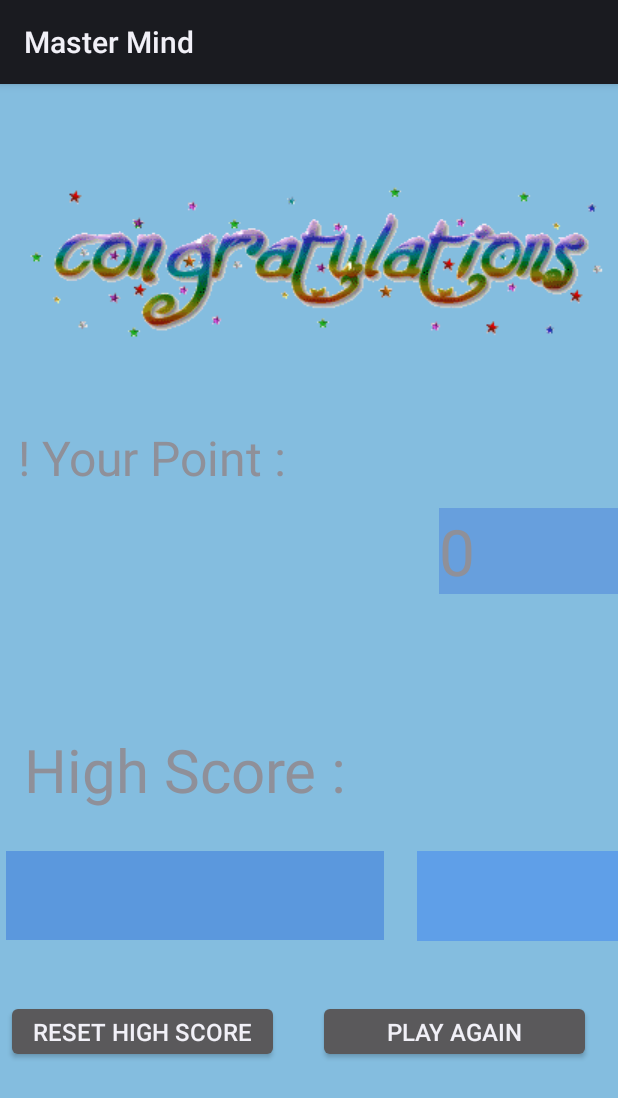
After one commit to nureddinelmas/Master-Mind-Project-with-Fragment, an Android app: the fragment ScoreFragment shown on its own in the app's theme, on a phone screen of 412 x 824 dp. The commit adds this screen. Shown: the top 1098 px of the screen. Run offline under Robolectric (Android 15) with nearby library versions, the phone set to English and light mode, and no system bars.

Commit message:
Score Fragment Added

```diff
--- a/app/build.gradle
+++ b/app/build.gradle
@@ -46,8 +46,8 @@ dependencies {
     implementation 'androidx.core:core-ktx:1.6.0'
     implementation 'androidx.appcompat:appcompat:1.3.1'
     implementation 'com.google.android.material:material:1.4.0'
-    implementation 'androidx.constraintlayout:constraintlayout:2.1.0'
-    testImplementation 'junit:junit:4.+'
+    implementation 'androidx.constraintlayout:constraintlayout:2.1.1'
+    testImplementation 'junit:junit:4.13.2'
     androidTestImplementation 'androidx.test.ext:junit:1.1.3'
     androidTestImplementation 'androidx.test.espresso:espresso-core:3.4.0'
 }
--- a/app/src/main/java/com/nureddinelmas/mastermind/PlayerIntroFragment.kt
+++ b/app/src/main/java/com/nureddinelmas/mastermind/PlayerIntroFragment.kt
@@ -8,6 +8,7 @@ import android.view.LayoutInflater
 import android.view.View
 import android.view.ViewGroup
 import androidx.navigation.Navigation
+import androidx.navigation.fragment.findNavController
 import kotlinx.android.synthetic.main.fragment_player_intro.*
 
 class PlayerIntroFragment : Fragment() {
@@ -70,7 +71,7 @@ class PlayerIntroFragment : Fragment() {
 
             inputButton.setOnClickListener {
                 val action = PlayerIntroFragmentDirections.actionPlayerIntroFragmentToTwoPlayerFragment(playerOneEditText.text.toString(),playerTwoEditText.text.toString())
-                Navigation.findNavController(it).navigate(action)
+                findNavController().navigate(action)
             }
         }
     }
--- /dev/null
+++ b/app/src/main/java/com/nureddinelmas/mastermind/ScoreFragment.kt
@@ -0,0 +1,54 @@
+package com.nureddinelmas.mastermind
+
+import android.content.Context
+import android.content.SharedPreferences
+import android.os.Bundle
+import androidx.fragment.app.Fragment
+import android.view.LayoutInflater
+import android.view.View
+import android.view.ViewGroup
+import androidx.navigation.Navigation
+import kotlinx.android.synthetic.main.fragment_score.*
+
+class ScoreFragment : Fragment() {
+
+    lateinit var sharedPreferences: SharedPreferences
+
+    var playerF : String = ""
+    var score : Int = 0
+    override fun onCreate(savedInstanceState: Bundle?) {
+        super.onCreate(savedInstanceState)
+
+    }
+
+    override fun onCreateView(
+        inflater: LayoutInflater, container: ViewGroup?,
+        savedInstanceState: Bundle?
+    ): View? {
+        arguments?.let {
+            playerF = ScoreFragmentArgs.fromBundle(it).player.toString()
+           score = ScoreFragmentArgs.fromBundle(it).score
+
+        }
+
+        return inflater.inflate(R.layout.fragment_score, container, false)
+    }
+
+    override fun onViewCreated(view: View, savedInstanceState: Bundle?) {
+        super.onViewCreated(view, savedInstanceState)
+
+
+        sharedPreferences = requireActivity().getSharedPreferences("com.nureddinelmas.mastermind", Context.MODE_PRIVATE)
+
+        textPlayerName.text = "$playerF ! Your Point :"
+        textPlayerPoint.text = "$score"
+
+
+        playAgainButton.setOnClickListener {
+            val action = ScoreFragmentDirections.actionScoreFragmentToOnePlayerFragment(playerF)
+            Navigation.findNavController(it).navigate(action)
+
+        }
+
+    }
+}
--- /dev/null
+++ b/app/src/main/res/layout/fragment_score.xml
@@ -0,0 +1,102 @@
+<?xml version="1.0" encoding="utf-8"?>
+<androidx.constraintlayout.widget.ConstraintLayout xmlns:android="http://schemas.android.com/apk/res/android"
+    xmlns:app="http://schemas.android.com/apk/res-auto"
+    xmlns:tools="http://schemas.android.com/tools"
+    android:layout_width="match_parent"
+    android:layout_height="match_parent"
+    android:background="#7ABAED"
+    android:backgroundTint="#84BDDF"
+    tools:context=".ScoreFragment">
+
+    <Button
+        android:id="@+id/playAgainButton"
+        android:layout_width="182dp"
+        android:layout_height="42dp"
+        android:layout_marginStart="212dp"
+        android:layout_marginTop="40dp"
+        android:autoSizeTextType="uniform"
+        android:text="Play Again"
+        app:layout_constraintStart_toStartOf="parent"
+        app:layout_constraintTop_toBottomOf="@+id/textHighPointName" />
+
+    <TextView
+        android:id="@+id/textHighPoint"
+        android:layout_width="134dp"
+        android:layout_height="60dp"
+        android:layout_marginTop="24dp"
+        android:autoSizeTextType="uniform"
+        android:autoText="false"
+        android:background="#5F9FE8"
+        app:layout_constraintEnd_toEndOf="parent"
+        app:layout_constraintTop_toBottomOf="@+id/textView6" />
+
+    <TextView
+        android:id="@+id/textHighPointName"
+        android:layout_width="252dp"
+        android:layout_height="59dp"
+        android:layout_marginTop="24dp"
+        android:autoSizeTextType="uniform"
+        android:autoText="false"
+        android:background="#5B98DD"
+        app:layout_constraintEnd_toStartOf="@+id/textHighPoint"
+        app:layout_constraintHorizontal_bias="0.16"
+        app:layout_constraintStart_toStartOf="parent"
+        app:layout_constraintTop_toBottomOf="@+id/textView6" />
+
+    <TextView
+        android:id="@+id/textView6"
+        android:layout_width="217dp"
+        android:layout_height="57dp"
+        android:layout_marginStart="16dp"
+        android:layout_marginTop="90dp"
+        android:autoSizeTextType="uniform"
+        android:autoText="false"
+        android:text="High Score : "
+        app:layout_constraintStart_toStartOf="parent"
+        app:layout_constraintTop_toBottomOf="@+id/textPlayerPoint" />
+
+    <TextView
+        android:id="@+id/textPlayerPoint"
+        android:layout_width="119dp"
+        android:layout_height="57dp"
+        android:layout_marginTop="12dp"
+        android:autoSizeTextType="uniform"
+        android:autoText="true"
+        android:background="#679FDD"
+        app:layout_constraintEnd_toEndOf="parent"
+        app:layout_constraintTop_toBottomOf="@+id/textPlayerName" />
+
+    <ImageView
+        android:id="@+id/imageView2"
+        android:layout_width="wrap_content"
+        android:layout_height="wrap_content"
+        android:layout_marginTop="32dp"
+        android:src="@drawable/congratulations"
+        app:layout_constraintEnd_toEndOf="parent"
+        app:layout_constraintStart_toStartOf="parent"
+        app:layout_constraintTop_toTopOf="parent" />
+
+    <TextView
+        android:id="@+id/textPlayerName"
+        android:layout_width="395dp"
+        android:layout_height="43dp"
+        android:layout_marginStart="4dp"
+        android:layout_marginTop="28dp"
+        android:autoSizeTextType="uniform"
+        android:autoText="false"
+        android:text="Your Point : "
+        app:layout_constraintStart_toStartOf="parent"
+        app:layout_constraintTop_toBottomOf="@+id/imageView2" />
+
+    <Button
+        android:id="@+id/resetHighScoreButton"
+        android:layout_width="182dp"
+        android:layout_height="42dp"
+        android:layout_marginStart="4dp"
+        android:layout_marginTop="40dp"
+        android:autoSizeTextType="uniform"
+        android:text="Reset High Score"
+        app:layout_constraintStart_toStartOf="parent"
+        app:layout_constraintTop_toBottomOf="@+id/textHighPointName" />
+
+</androidx.constraintlayout.widget.ConstraintLayout>
--- a/app/src/main/res/values/strings.xml
+++ b/app/src/main/res/values/strings.xml
@@ -3,4 +3,6 @@
     <string name="greeting">Hello and Welcome !!</string>
     <string name="button_text">Press me</string>
     <string name="new_greeting">Hello there %1$s!!</string>
+    <!-- TODO: Remove or change this placeholder text -->
+    <string name="hello_blank_fragment">Hello blank fragment</string>
 </resources>
```
Also changed, not shown: app/src/main/java/com/nureddinelmas/mastermind/OnePlayerFragment.kt (+18 -12 lines), app/src/main/res/navigation/nav_graph.xml (+25 -5 lines), app/src/main/res/drawable-v24/congratulations.gif (added).
